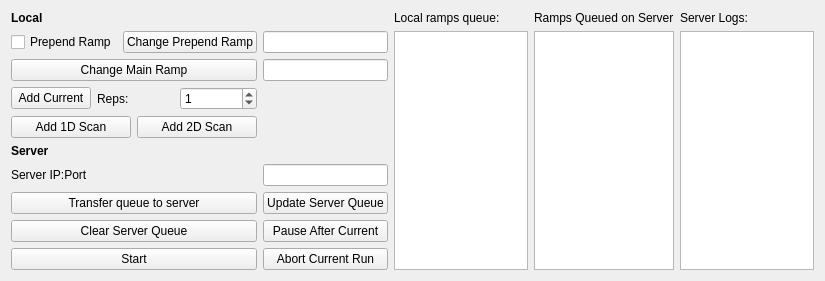
Qt form rampage/ui/RampQueuer.ui (shreyaspotnis/rampage) before a commit.
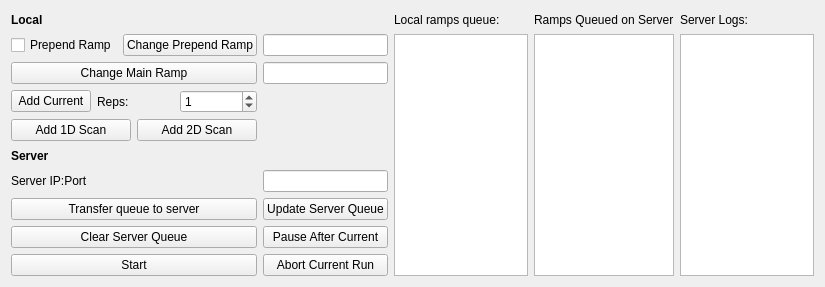
The same form after that commit.

Commit message: Improved UI of Ramp1DScan, misc. commentary

```diff
--- a/rampage/ui/RampQueuer.ui
+++ b/rampage/ui/RampQueuer.ui
@@ -7,7 +7,7 @@
     <x>0</x>
     <y>0</y>
     <width>825</width>
-    <height>256</height>
+    <height>287</height>
    </rect>
   </property>
   <property name="windowTitle">
```
The commit also changes 5 other files.
